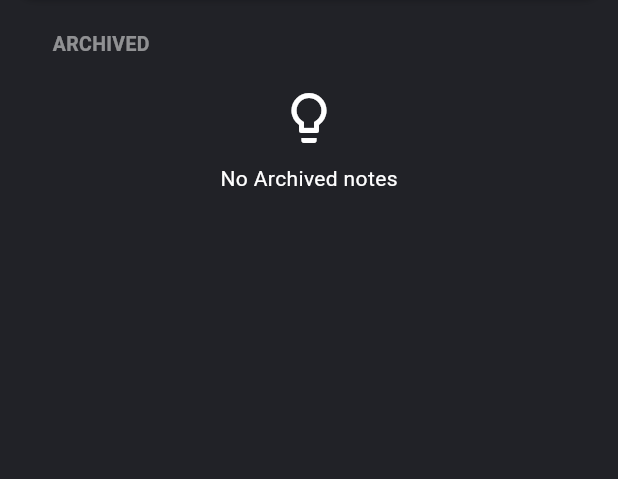
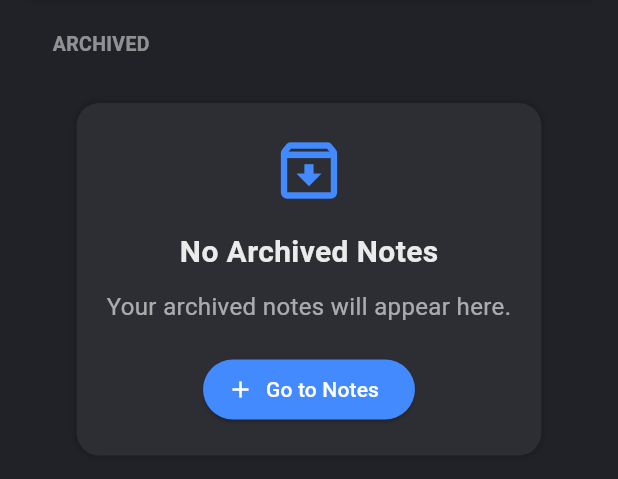
Before and after one commit to anuragJoshi05/ClipNote, a Flutter app: the ArchieveView screen opened directly, on a phone screen of 412 x 824 dp, the part 98-577 px from its top. Run offline on Flutter 3.47's test engine with Material 3 defaults, Android fonts, the phone set to English and light mode, and no system bars; our stand-ins replace cloud_firestore, firebase_auth, firebase_core, font_awesome_flutter, google_fonts, google_sign_in and 3 more; accounts and stored records are empty; network calls fail.

Commit message:
Refactor ArchieveView with UI enhancements and bug fixes

```diff
--- a/lib/archieveView.dart
+++ b/lib/archieveView.dart
@@ -10,6 +10,8 @@ import 'package:clipnote/services/db.dart';
 import 'package:clipnote/searchPage.dart';
 import 'package:clipnote/services/loginInfo.dart';
 import 'package:clipnote/login.dart';
+
+import 'home.dart';
 
 class ArchieveView extends StatefulWidget {
   ArchieveView({super.key});
@@ -65,11 +67,11 @@ class _ArchieveViewState extends State<ArchieveView> {
                   borderRadius: BorderRadius.circular(40)),
               onPressed: () async {
                 await Navigator.push(context,
-                    MaterialPageRoute(builder: (context) => CreateNoteview()));
+                    MaterialPageRoute(builder: (context) => const CreateNoteview()));
                 await getAllArchievedNotes(); // Update the list after returning from CreateNoteView
               },
               backgroundColor: cardColor,
-              child: Icon(
+              child: const Icon(
                 Icons.add,
                 color: white,
                 size: 36,
@@ -77,16 +79,16 @@ class _ArchieveViewState extends State<ArchieveView> {
             ),
             endDrawerEnableOpenDragGesture: true,
             key: _drawerKey,
-            drawer: SideMenu(),
+            drawer: const SideMenu(),
             backgroundColor: bgColor,
             body: SafeArea(
               child: SingleChildScrollView(
-                physics: BouncingScrollPhysics(),
+                physics: const BouncingScrollPhysics(),
                 child: Column(
                   children: [
                     Container(
                       margin:
-                          EdgeInsets.symmetric(vertical: 10, horizontal: 10),
+                          const EdgeInsets.symmetric(vertical: 10, horizontal: 10),
                       width: MediaQuery.of(context).size.width,
                       height: 55,
                       decoration: BoxDecoration(
@@ -109,19 +111,19 @@ class _ArchieveViewState extends State<ArchieveView> {
                                 onPressed: () {
                                   _drawerKey.currentState!.openDrawer();
                                 },
-                                icon: Icon(
+                                icon: const Icon(
                                   Icons.menu,
                                   color: white,
                                 ),
                               ),
-                              SizedBox(width: 16),
+                              const SizedBox(width: 16),
                               GestureDetector(
                                 onTap: () {
                                   Navigator.push(
                                       context,
                                       MaterialPageRoute(
                                           builder: (context) =>
-                                              SearchPage())); // Corrected to SearchPage()
+                                              const SearchPage())); // Corrected to SearchPage()
                                 },
                                 child: SizedBox(
                                   height: 55,
@@ -158,8 +160,7 @@ class _ArchieveViewState extends State<ArchieveView> {
                                   color: white,
                                 ),
                                 style: ButtonStyle(
-                                  overlayColor:
-                                      WidgetStateProperty.resolveWith(
+                                  overlayColor: WidgetStateProperty.resolveWith(
                                     (states) => white.withOpacity(0.1),
                                   ),
                                   shape: WidgetStateProperty.all<
@@ -170,7 +171,7 @@ class _ArchieveViewState extends State<ArchieveView> {
                                   ),
                                 ),
                               ),
-                              SizedBox(width: 9),
+                              const SizedBox(width: 9),
                               GestureDetector(
                                 onTap: () {
                                   signOut();
@@ -178,7 +179,7 @@ class _ArchieveViewState extends State<ArchieveView> {
                                   Navigator.pushReplacement(
                                       context,
                                       MaterialPageRoute(
-                                          builder: (context) => Login()));
+                                          builder: (context) => const Login()));
                                 },
                                 child: CircleAvatar(
                                   onBackgroundImageError: (Object, StackTrace) {
@@ -196,9 +197,9 @@ class _ArchieveViewState extends State<ArchieveView> {
                     ),
                     Container(
                       alignment: Alignment.centerLeft,
-                      padding: EdgeInsets.symmetric(horizontal: 10),
+                      padding: const EdgeInsets.symmetric(horizontal: 10),
                       margin:
-                          EdgeInsets.symmetric(horizontal: 25, vertical: 10),
+                          const EdgeInsets.symmetric(horizontal: 25, vertical: 10),
                       child: Text(
                         "ARCHIVED",
                         style: TextStyle(
@@ -210,20 +211,64 @@ class _ArchieveViewState extends State<ArchieveView> {
                     ),
                     if (notesList.isEmpty)
                       Container(
-                        margin: EdgeInsets.symmetric(vertical: 10),
+                        margin: const EdgeInsets.symmetric(vertical: 20),
+                        padding: const EdgeInsets.all(20),
+                        decoration: BoxDecoration(
+                          color: cardColor,
+                          borderRadius: BorderRadius.circular(15),
+                          boxShadow: [
+                            BoxShadow(
+                              color: Colors.black.withOpacity(0.2),
+                              spreadRadius: 1,
+                              blurRadius: 3,
+                            ),
+                          ],
+                        ),
                         child: Column(
                           mainAxisAlignment: MainAxisAlignment.center,
                           children: [
-                            Icon(
-                              Icons.lightbulb_outlined,
-                              color: white,
-                              size: 40,
+                            const Icon(
+                              Icons.archive_outlined,
+                              color: Colors.blueAccent,
+                              size: 50,
                             ),
-                            SizedBox(height: 10),
+                            const SizedBox(height: 15),
                             Text(
-                              "No Archived notes",
+                              "No Archived Notes",
                               style: TextStyle(
-                                color: white,
+                                color: white.withOpacity(0.9),
+                                fontSize: 20,
+                                fontWeight: FontWeight.bold,
+                              ),
+                            ),
+                            const SizedBox(height: 10),
+                            Text(
+                              "Your archived notes will appear here.",
+                              textAlign: TextAlign.center,
+                              style: TextStyle(
+                                color: white.withOpacity(0.6),
+                                fontSize: 16,
+                              ),
+                            ),
+                            const SizedBox(height: 20),
+                            ElevatedButton.icon(
+                              onPressed: () {
+                                Navigator.push(
+                                    context,
+                                    MaterialPageRoute(
+                                        builder: (context) => const Home()));
+                                // Add your logic to navigate to the notes section or create a note
+                              },
+                              icon: const Icon(Icons.add, color: white),
+                              label: const Text(
+                                "Go to Notes",
+                                style: TextStyle(color: white),
+                              ),
+                              style: ElevatedButton.styleFrom(
+                                backgroundColor: Colors.blueAccent,
+                                shape: RoundedRectangleBorder(
+                                  borderRadius: BorderRadius.circular(30.0),
+                                ),
                               ),
                             ),
                           ],
@@ -277,7 +322,7 @@ class _ArchieveViewState extends State<ArchieveView> {
         }
       },
       child: Container(
-        margin: EdgeInsets.symmetric(vertical: 5, horizontal: 5),
+        margin: const EdgeInsets.symmetric(vertical: 5, horizontal: 5),
         padding: const EdgeInsets.all(10.0),
         decoration: BoxDecoration(
           color: cardColor,
@@ -295,18 +340,18 @@ class _ArchieveViewState extends State<ArchieveView> {
           children: [
             Text(
               notesList[index].title,
-              style: TextStyle(
+              style: const TextStyle(
                 fontSize: 18.0,
                 fontWeight: FontWeight.bold,
                 color: Colors.white,
               ),
             ),
-            SizedBox(height: 10.0),
+            const SizedBox(height: 10.0),
             Text(
               notesList[index].content.length > 250
                   ? notesList[index].content.substring(0, 250)
                   : notesList[index].content,
-              style: TextStyle(
+              style: const TextStyle(
                 fontSize: 14.0,
                 color: Colors.white,
               ),
```
